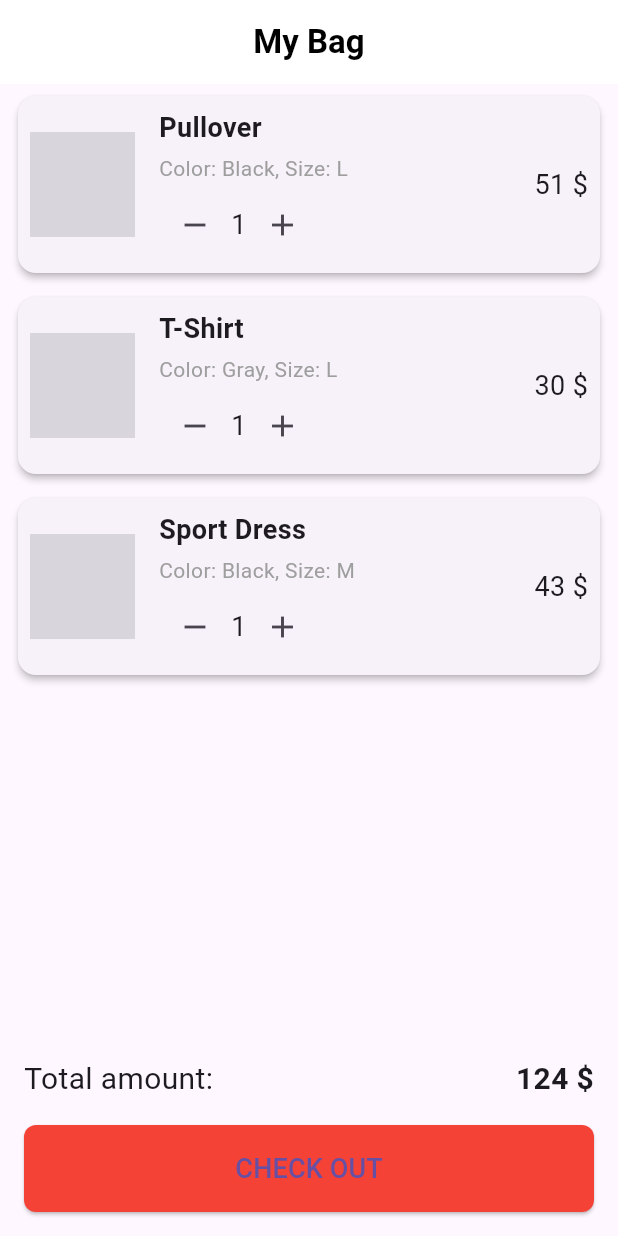
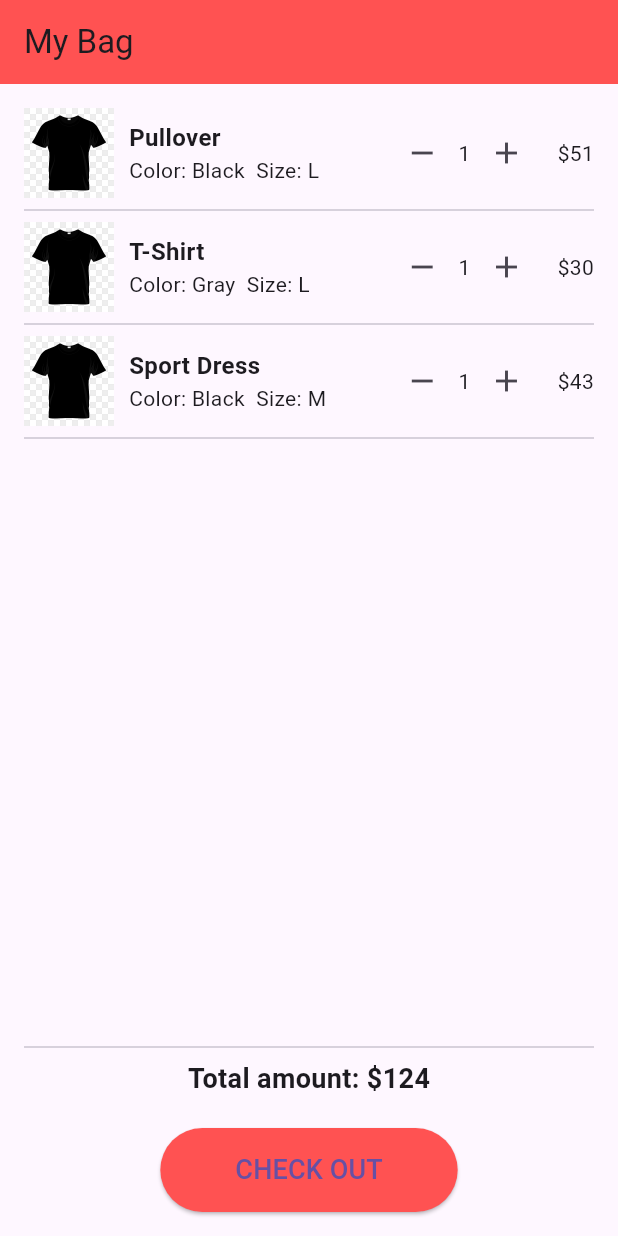
Before and after one commit to 2shakib3/assignment_module_13, a Flutter app: the screen it shows after launch, on a phone screen of 412 x 824 dp. Run offline on Flutter 3.47's test engine with Material 3 defaults, Android fonts, the phone set to English and light mode, and no system bars.

Commit message:
images added

```diff
--- a/lib/main.dart
+++ b/lib/main.dart
@@ -8,11 +8,8 @@ class MyApp extends StatelessWidget {
   @override
   Widget build(BuildContext context) {
     return MaterialApp(
-      title: 'Shopping Cart',
-      theme: ThemeData(
-        primarySwatch: Colors.red,
-      ),
       home: ShoppingCart(),
+      debugShowCheckedModeBanner: false,
     );
   }
 }
@@ -23,140 +20,155 @@ class ShoppingCart extends StatefulWidget {
 }
 
 class _ShoppingCartState extends State<ShoppingCart> {
-  // Item details
-  List<Map<String, dynamic>> items = [
-    {"name": "Pullover", "color": "Black", "size": "L", "price": 51, "quantity": 1},
-    {"name": "T-Shirt", "color": "Gray", "size": "L", "price": 30, "quantity": 1},
-    {"name": "Sport Dress", "color": "Black", "size": "M", "price": 43, "quantity": 1},
-  ];
+  int pulloverQuantity = 1;
+  int tshirtQuantity = 1;
+  int sportDressQuantity = 1;
 
-  // Method to calculate the total amount
-  int getTotalAmount() {
-    int total = 0;
-    for (var item in items) {
-      total += (item['price'] as int) * (item['quantity'] as int);
-    }
-    return total;
-  }
+  final int pulloverPrice = 51;
+  final int tshirtPrice = 30;
+  final int sportDressPrice = 43;
 
-  // Method to increase the quantity of an item
-  void incrementQuantity(int index) {
-    setState(() {
-      items[index]['quantity']++;
-    });
-  }
-
-  // Method to decrease the quantity of an item
-  void decrementQuantity(int index) {
-    setState(() {
-      if (items[index]['quantity'] > 1) {
-        items[index]['quantity']--;
-      }
-    });
+  int get totalAmount {
+    return (pulloverQuantity * pulloverPrice) +
+        (tshirtQuantity * tshirtPrice) +
+        (sportDressQuantity * sportDressPrice);
   }
 
   @override
   Widget build(BuildContext context) {
     return Scaffold(
       appBar: AppBar(
-        title: Text('My Bag'),
-        backgroundColor: Colors.white,
-        elevation: 0,
-        centerTitle: true,
-        titleTextStyle: TextStyle(
-          color: Colors.black,
-          fontSize: 22,
-          fontWeight: FontWeight.bold,
+        title: Text("My Bag"),
+        backgroundColor: Colors.redAccent,
       ),
-      ),
-      body: Column(
-        children: [
-          Expanded(
-            child: ListView.builder(
-              itemCount: items.length,
-              itemBuilder: (context, index) {
-                return Padding(
-                  padding: const EdgeInsets.symmetric(horizontal: 8.0, vertical: 4.0),
-                  child: Card(
-                    elevation: 2,
-                    child: Padding(
-                      padding: const EdgeInsets.all(8.0),
-                      child: Row(
-                        children: [
-                          // Placeholder for the image (you can add actual images here)
-                          Container(
-                            width: 70,
-                            height: 70,
-                            color: Colors.black12,
-                          ),
-                          SizedBox(width: 16),
-                          Expanded(
-                            child: Column(
-                              crossAxisAlignment: CrossAxisAlignment.start,
-                              children: [
-                                Text(items[index]['name'], style: TextStyle(fontSize: 18, fontWeight: FontWeight.bold)),
-                                SizedBox(height: 4),
-                                Text('Color: ${items[index]['color']}, Size: ${items[index]['size']}',
-                                    style: TextStyle(fontSize: 14, color: Colors.grey)),
-                                SizedBox(height: 4),
-                                Row(
-                                  children: [
-                                    IconButton(
-                                      icon: Icon(Icons.remove),
-                                      onPressed: () => decrementQuantity(index),
-                                    ),
-                                    Text(items[index]['quantity'].toString(), style: TextStyle(fontSize: 18)),
-                                    IconButton(
-                                      icon: Icon(Icons.add),
-                                      onPressed: () => incrementQuantity(index),
-                                    ),
-                                  ],
-                                ),
-                              ],
-                            ),
-                          ),
-                          Text('${items[index]['price']} \$', style: TextStyle(fontSize: 18)),
-                        ],
-                      ),
-                    ),
-                  ),
-                );
-              },
-            ),
-          ),
-          Padding(
+      body: Padding(
         padding: const EdgeInsets.all(16.0),
         child: Column(
           children: [
-                Row(
-                  mainAxisAlignment: MainAxisAlignment.spaceBetween,
-                  children: [
-                    Text('Total amount:', style: TextStyle(fontSize: 20)),
-                    Text('${getTotalAmount()} \$', style: TextStyle(fontSize: 20, fontWeight: FontWeight.bold)),
-                  ],
+            buildCartItem(
+              'Pullover',
+              'assets/images/shirts.jpg',
+              'Black',
+              'L',
+              pulloverQuantity,
+              pulloverPrice,
+                  () {
+                setState(() {
+                  if (pulloverQuantity > 1) pulloverQuantity--;
+                });
+              },
+                  () {
+                setState(() {
+                  pulloverQuantity++;
+                });
+              },
             ),
-                SizedBox(height: 16),
-                SizedBox(
-                  width: double.infinity,
-                  child: ElevatedButton(
+            buildCartItem(
+              'T-Shirt',
+              'assets/images/shirts.jpg',
+              'Gray',
+              'L',
+              tshirtQuantity,
+              tshirtPrice,
+                  () {
+                setState(() {
+                  if (tshirtQuantity > 1) tshirtQuantity--;
+                });
+              },
+                  () {
+                setState(() {
+                  tshirtQuantity++;
+                });
+              },
+            ),
+            buildCartItem(
+              'Sport Dress',
+              'assets/images/shirts.jpg',
+              'Black',
+              'M',
+              sportDressQuantity,
+              sportDressPrice,
+                  () {
+                setState(() {
+                  if (sportDressQuantity > 1) sportDressQuantity--;
+                });
+              },
+                  () {
+                setState(() {
+                  sportDressQuantity++;
+                });
+              },
+            ),
+            Spacer(),
+            Divider(),
+            Text(
+              "Total amount: \$$totalAmount",
+              style: TextStyle(fontSize: 18, fontWeight: FontWeight.bold),
+            ),
+            SizedBox(height: 20),
+            ElevatedButton(
+              style: ElevatedButton.styleFrom(
+                primary: Colors.redAccent,
+                padding: EdgeInsets.symmetric(horizontal: 50, vertical: 15),
+              ),
               onPressed: () {
-                      ScaffoldMessenger.of(context).showSnackBar(
-                        SnackBar(content: Text('Congratulations! Your order is placed successfully.')),
-                      );
+                ScaffoldMessenger.of(context).showSnackBar(SnackBar(
+                  content: Text('Congratulations! Your order has been placed!'),
+                ));
               },
-                    style: ElevatedButton.styleFrom(
-                      padding: EdgeInsets.symmetric(vertical: 16),
-                      primary: Colors.red,
-                      shape: RoundedRectangleBorder(borderRadius: BorderRadius.circular(8)),
-                    ),
-                    child: Text('CHECK OUT', style: TextStyle(fontSize: 18)),
+              child: Text(
+                "CHECK OUT",
+                style: TextStyle(fontSize: 18),
               ),
             ),
           ],
         ),
       ),
+    );
+  }
+
+  Widget buildCartItem(String name, String imagePath, String color, String size,
+      int quantity, int price, VoidCallback onDecrease, VoidCallback onIncrease) {
+    return Column(
+      children: [
+        Row(
+          crossAxisAlignment: CrossAxisAlignment.center,
+          children: [
+            Image.asset(
+              imagePath,
+              height: 60,
+              width: 60,
+              fit: BoxFit.cover,
+            ),
+            SizedBox(width: 10),
+            Expanded(
+              child: Column(
+                crossAxisAlignment: CrossAxisAlignment.start,
+                children: [
+                  Text(name, style: TextStyle(fontSize: 16, fontWeight: FontWeight.bold)),
+                  Text('Color: $color  Size: $size'),
                 ],
               ),
+            ),
+            Row(
+              children: [
+                IconButton(
+                  icon: Icon(Icons.remove),
+                  onPressed: onDecrease, // Now correctly typed as VoidCallback
+                ),
+                Text('$quantity'),
+                IconButton(
+                  icon: Icon(Icons.add),
+                  onPressed: onIncrease, // Now correctly typed as VoidCallback
+                ),
+              ],
+            ),
+            SizedBox(width: 10),
+            Text("\$$price"),
+          ],
+        ),
+        Divider(),
+      ],
     );
   }
 }
--- a/pubspec.yaml
+++ b/pubspec.yaml
@@ -59,9 +59,8 @@ flutter:
   uses-material-design: true
 
   # To add assets to your application, add an assets section, like this:
-  # assets:
-  #   - images/a_dot_burr.jpeg
-  #   - images/a_dot_ham.jpeg
+  assets:
+    - assets/images/shirts.jpg
 
   # An image asset can refer to one or more resolution-specific "variants", see
   # https://flutter.dev/assets-and-images/#resolution-aware
```
Also changed, not shown: assets/images/shirts.jpg (added). Lines whose indentation alone changed are shown as unchanged.
